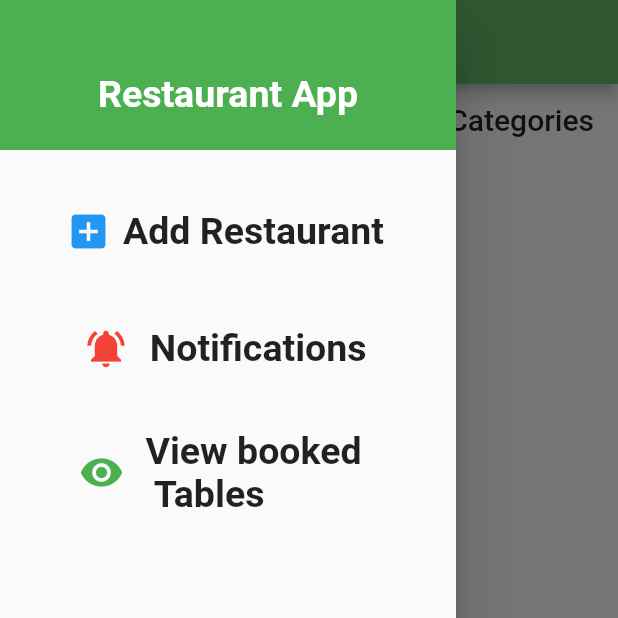
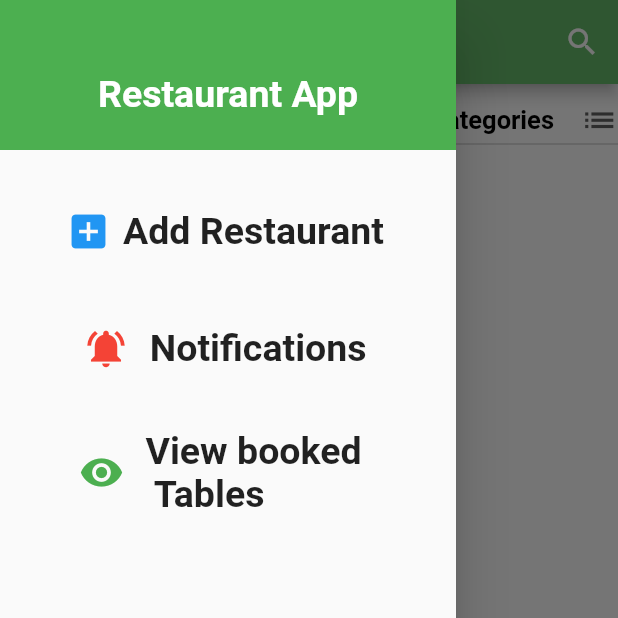
Before and after one commit to ayamohamed99/E-commerce-vendor, a Flutter app: the screen it shows after launch, with the side drawer open, on a phone screen of 412 x 824 dp, the top half of it. Run offline on Flutter 3.47's test engine with Material 2 defaults, Android fonts, the phone set to English and light mode, and no system bars; our stand-ins replace cloud_firestore, firebase_auth, firebase_storage, flutter_spinkit, font_awesome_flutter, image_picker and 1 more; accounts and stored records are empty.

Commit message:
last vision

```diff
--- a/lib/Models/restaurantDetail.dart
+++ b/lib/Models/restaurantDetail.dart
@@ -1,6 +1,6 @@
 class RestaurantDetail {
   String name;
-  String location;
+
   String img;
   num rate;
   String hotline;
@@ -18,7 +18,7 @@ class RestaurantDetail {
 
   RestaurantDetail(
       {this.name,this.description,this.numSeats,this.numTables,//this.timeRes,
-       this.location, this.img, this.headline,
+        this.img, this.headline,
        this.rate, this.rId, this.catId ,
         this.hotline , this.categoryN ,
         //  this.imgUrl
@@ -27,7 +27,7 @@ class RestaurantDetail {
   RestaurantDetail.fromMap(Map snapshot, String id)
       : rId = id ?? '',
         name = snapshot['name'] ?? '',
-        location = snapshot['location'] ?? '',
+
         img = snapshot['img'] ?? '',
         // imgUrl = snapshot['imgUrl']?? '',
         headline = snapshot['headline'] ?? '',
@@ -46,7 +46,7 @@ class RestaurantDetail {
     return {
       "rId": rId,
       "name": name,
-      "location": location,
+
       "img": img,
       // "imgUrl": imgUrl,
       "catId":catId,
--- a/lib/Screens/home/addform.dart
+++ b/lib/Screens/home/addform.dart
@@ -44,6 +44,8 @@ class _AddFormState extends State<AddForm> {
 
   //   });
   // }
+
+
 
   Future uploadFile(img) async {
     StorageReference storageReference =
@@ -350,6 +352,7 @@ class _AddFormState extends State<AddForm> {
                           if (!_formKey.currentState.validate()) {
                             return;
                           }
+
                           _formKey.currentState.save();
                           setState(() async {
                             // loading = true;
@@ -366,6 +369,8 @@ class _AddFormState extends State<AddForm> {
                                 MaterialPageRoute(
                                     builder: (context) => Home()));
                           });
+
+
                         },
                         child: Text(
                           'Add',
--- a/lib/Screens/home/home.dart
+++ b/lib/Screens/home/home.dart
@@ -1,13 +1,15 @@
 import 'package:ecommerce/Components/loading.dart';
 import 'package:ecommerce/Models/categoryDetail.dart';
 import 'package:ecommerce/Models/restaurantDetail.dart';
-import 'package:ecommerce/Screens/home/addform.dart';
-import 'package:ecommerce/Screens/sechome.dart';
 import 'package:ecommerce/Services/category.Services.dart';
 import 'package:ecommerce/Services/restaurant.Services.dart';
 import 'package:flutter/material.dart';
 import 'package:font_awesome_flutter/font_awesome_flutter.dart';
 import 'package:smooth_star_rating/smooth_star_rating.dart';
+
+import '../../Models/restaurantDetail.dart';
+import '../sechome.dart';
+import 'addform.dart';
 
 class Home extends StatefulWidget {
   @override
@@ -16,6 +18,7 @@ class Home extends StatefulWidget {
 
 class _HomeState extends State<Home> {
   // final AuthService _auth = AuthService();
+  bool typing = false;
   bool loading = true;
   List<CategoryDetail> category;
 
@@ -31,10 +34,10 @@ class _HomeState extends State<Home> {
     _fechRestaurantData();
   }
 
-
-  bool _visible = false;
+  // bool _visible = false;
 
   List<RestaurantDetail> restaurant;
+  List<RestaurantDetail> restaurantall;
   List<RestaurantDetail> resSort;
 
   RestaurantService resServ = new RestaurantService();
@@ -43,12 +46,14 @@ class _HomeState extends State<Home> {
 
   // ignore: missing_return
   Future<List<RestaurantDetail>> _fechRestaurantData() async {
-    restaurant = await resServ.fetchData();
+    restaurantall = await resServ.fetchData();
+    restaurant = restaurantall;
     resSort = await resServ.fetchData();
     setState(() {
-      if(restaurant != null)
+      if (restaurant != null)
         loading = false;
-      else loading = true;
+      else
+        loading = true;
     });
   }
 
@@ -62,6 +67,30 @@ class _HomeState extends State<Home> {
   //   }
   // }
 
+  void _onchangesearch(String str) {
+    List<RestaurantDetail> temp = new List<RestaurantDetail>();
+    for (RestaurantDetail rd in restaurantall) {
+      if (rd.name.contains(str)) {
+        temp.add(rd);
+      }
+    }
+    setState(() {
+      restaurant = temp;
+    });
+  }
+
+  void _onchangesearchcat(String str) {
+    List<RestaurantDetail> temp = new List<RestaurantDetail>();
+    for (RestaurantDetail rd in restaurantall) {
+      if (rd.categoryN == str) {
+        temp.add(rd);
+      }
+    }
+    setState(() {
+      restaurant = temp;
+    });
+  }
+
   Widget dropdownlist(int k) {
     return Container(
       height: 30,
@@ -73,6 +102,8 @@ class _HomeState extends State<Home> {
       ),
     );
   }
+
+  String dropdownValue = 'Categories';
 
   Widget card(BuildContext context, int index) {
     return Container(
@@ -148,8 +179,10 @@ class _HomeState extends State<Home> {
 
   @override
   Widget build(BuildContext context) {
-    return loading ?  Loading()
-     :Scaffold(
+    return loading
+        ? Loading()
+        : Scaffold(
+
 drawer: Drawer(
           child: Column(children: <Widget>[
         Container(
@@ -234,12 +267,27 @@ class _HomeState extends State<Home> {
               )),
         ),
       ])),
-
             backgroundColor: Colors.white,
             appBar: AppBar(
-
-        title: Text('Vendor App'),
+              title: typing
+                  ? TextField(
+                      onChanged: (text) {
+                        _onchangesearch(text);
+                      },
+                    )
+                  : Text('Vendor App'),
               backgroundColor: Colors.green[400],
+              actions: [
+                IconButton(
+                    icon: Icon(Icons.search),
+                    onPressed: () {
+                      _onchangesearch('');
+                      //print(restaurant);
+                      setState(() {
+                        typing = !typing;
+                      });
+                    })
+              ],
             ),
             body: Container(
               child: Column(mainAxisSize: MainAxisSize.min, children: <Widget>[
@@ -249,33 +297,49 @@ class _HomeState extends State<Home> {
                       padding: const EdgeInsets.only(left: 10.0),
                       child: Icon(
                         FontAwesomeIcons.utensils,
-                  size: 15,
+                        size: 20,
                         color: Colors.amber[600],
                       ),
                     ),
                     Text(
                       ' The Restaurants ',
                       style: TextStyle(
-                    fontSize: 20,
+                          fontSize: 25,
                           fontWeight: FontWeight.bold,
                           color: Colors.green[700],
                           fontStyle: FontStyle.normal),
                     ),
                     Spacer(),
-              FlatButton.icon(
-                  onPressed: () {
+                    DropdownButton(
+                      value: dropdownValue,
+                      icon: Icon(Icons.list),
+                      iconSize: 25,
+                      elevation: 16,
+                      items: <String>[
+                        'Categories',
+                        'Fast food',
+                        'Pizza',
+                        'Healthy Food',
+                        'Desserts'
+                      ].map<DropdownMenuItem<String>>((String value) {
+                        return DropdownMenuItem<String>(
+                          value: value,
+                          child: Text(value),
+                        );
+                      }).toList(),
+                      style: TextStyle(
+                          fontSize: 17,
+                          color: Colors.black,
+                          fontWeight: FontWeight.bold),
+                      onChanged: (String newValue) {
+                        newValue == 'Categories'
+                            ? _onchangesearch('')
+                            : _onchangesearchcat(newValue);
                         setState(() {
-                      _visible = !_visible;
+                          dropdownValue = newValue;
                         });
                       },
-                  icon: Icon(
-                    Icons.list,
-                    size: 30,
                     ),
-                  label: Text(
-                    'Categories',
-                    style: TextStyle(fontSize: 20),
-                  )),
                   ],
                 ),
 
--- a/lib/Screens/sechome.dart
+++ b/lib/Screens/sechome.dart
@@ -82,7 +82,7 @@ Future<void>_showMyDialog() async {
 
   // ignore: non_constant_identifier_names
   Container _MyCard(String resImg, String resName, String resDesc,
-      String resHeadline,String adress) {
+      String resHeadline) {
     return Container(
         color: Colors.white,
         width: 150.0,
@@ -261,7 +261,7 @@ Future<void>_showMyDialog() async {
                     restaurant.name,
                     restaurant.description,
                     restaurant.headline,
-                    restaurant.location
+
                     ),
               ),
             ],
```
Lines whose indentation alone changed are shown as unchanged.
